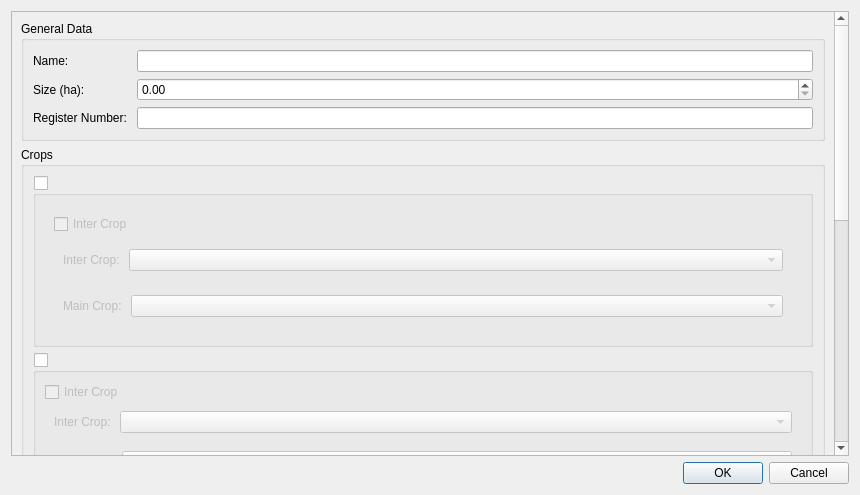
First picture: the form in Classes/GUI/Dialogs/qcreatefield.ui, repository Sn1pescope/LVP-Basis, before the edit.
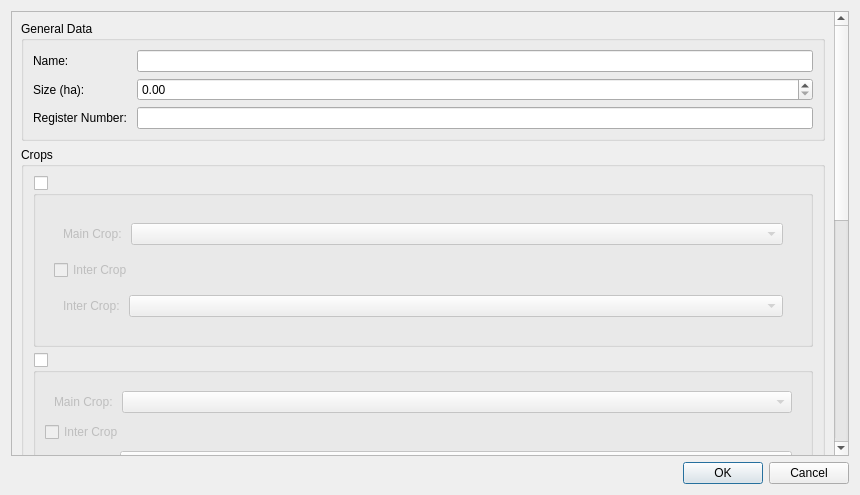
Second picture: the form after the edit.

Diff of the .ui file:
```diff
--- a/Classes/GUI/Dialogs/qcreatefield.ui
+++ b/Classes/GUI/Dialogs/qcreatefield.ui
@@ -111,6 +111,22 @@
              <item>
               <widget class="QWidget" name="widget1" native="true">
                <layout class="QVBoxLayout" name="verticalLayout_8">
+                <item>
+                 <widget class="QWidget" name="widget_2" native="true">
+                  <layout class="QFormLayout" name="formLayout_12">
+                   <item row="1" column="0">
+                    <widget class="QLabel" name="lblCrop1_2">
+                     <property name="text">
+                      <string>Main Crop: </string>
+                     </property>
+                    </widget>
+                   </item>
+                   <item row="1" column="1">
+                    <widget class="QComboBox" name="cbCrop1_2"/>
+                   </item>
+                  </layout>
+                 </widget>
+                </item>
                 <item>
                  <widget class="QCheckBox" name="check1">
                   <property name="text">
@@ -140,22 +156,6 @@
                   </layout>
                  </widget>
                 </item>
-                <item>
-                 <widget class="QWidget" name="widget_2" native="true">
-                  <layout class="QFormLayout" name="formLayout_12">
-                   <item row="1" column="0">
-                    <widget class="QLabel" name="lblCrop1_2">
-                     <property name="text">
-                      <string>Main Crop: </string>
-                     </property>
-                    </widget>
-                   </item>
-                   <item row="1" column="1">
-                    <widget class="QComboBox" name="cbCrop1_2"/>
-                   </item>
-                  </layout>
-                 </widget>
-                </item>
                </layout>
               </widget>
              </item>
@@ -195,6 +195,22 @@
                 <property name="bottomMargin">
                  <number>0</number>
                 </property>
+                <item>
+                 <widget class="QWidget" name="widget_4" native="true">
+                  <layout class="QFormLayout" name="formLayout_8">
+                   <item row="0" column="0">
+                    <widget class="QLabel" name="lblCrop2">
+                     <property name="text">
+                      <string>Main Crop: </string>
+                     </property>
+                    </widget>
+                   </item>
+                   <item row="0" column="1">
+                    <widget class="QComboBox" name="cbCrop2"/>
+                   </item>
+                  </layout>
+                 </widget>
+                </item>
                 <item>
                  <widget class="QCheckBox" name="check2">
                   <property name="text">
@@ -218,22 +234,6 @@
                   </layout>
                  </widget>
                 </item>
-                <item>
-                 <widget class="QWidget" name="widget_4" native="true">
-                  <layout class="QFormLayout" name="formLayout_8">
-                   <item row="0" column="0">
-                    <widget class="QLabel" name="lblCrop2">
-                     <property name="text">
-                      <string>Main Crop: </string>
-                     </property>
-                    </widget>
-                   </item>
-                   <item row="0" column="1">
-                    <widget class="QComboBox" name="cbCrop2"/>
-                   </item>
-                  </layout>
-                 </widget>
-                </item>
                </layout>
               </widget>
              </item>
```
Left out of the diff: 96 changed lines with no effect on the pictures.
